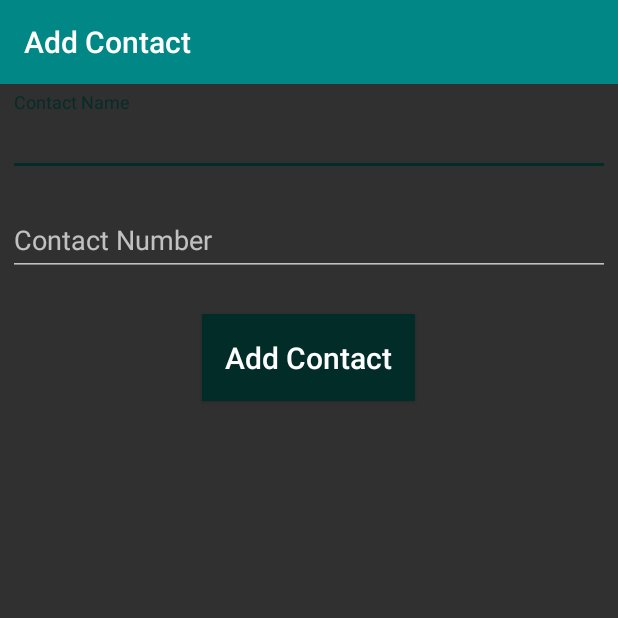
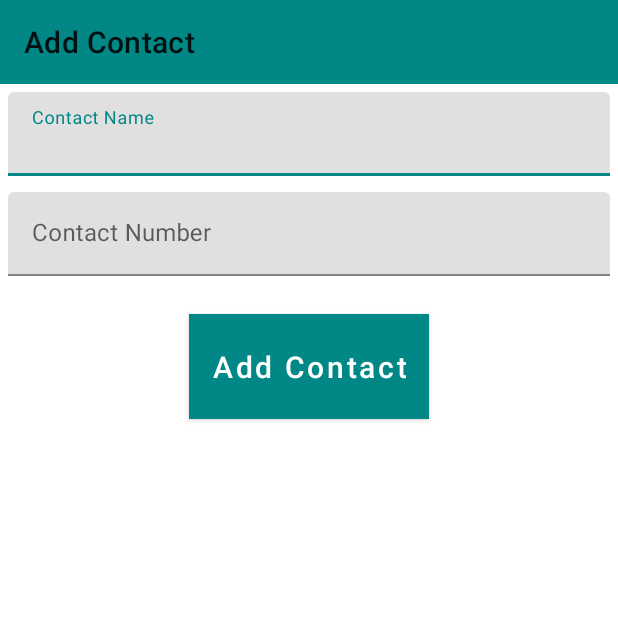
Before and after one commit to agrwl-prankit/Contact.Manager, an Android app: the AddContactActivity screen opened directly, with no data from a screen before it, on a phone screen of 412 x 824 dp, the top half of it. Run offline under Robolectric (Android 15) with nearby library versions, the phone set to English and light mode, and no system bars.

Commit message:
change themes.xml and add icon

```diff
--- a/app/src/main/res/layout/activity_add_contact.xml
+++ b/app/src/main/res/layout/activity_add_contact.xml
@@ -12,7 +12,7 @@
         android:id="@+id/add_contact_toolbar"
         android:layout_width="match_parent"
         android:layout_height="wrap_content"
-        android:background="@color/teal_700"/>
+        android:background="?attr/colorPrimary"/>
 
     <com.google.android.material.textfield.TextInputLayout
         android:layout_width="match_parent"
--- a/app/src/main/res/layout/activity_main.xml
+++ b/app/src/main/res/layout/activity_main.xml
@@ -11,7 +11,7 @@
         android:id="@+id/main_toolbar"
         android:layout_width="match_parent"
         android:layout_height="wrap_content"
-        android:background="@color/teal_700"/>
+        android:background="?attr/colorPrimary"/>
 
     <androidx.recyclerview.widget.RecyclerView
         android:id="@+id/recycle_view"
--- a/app/src/main/res/mipmap-anydpi-v26/ic_launcher.xml
+++ b/app/src/main/res/mipmap-anydpi-v26/ic_launcher.xml
@@ -1,5 +1,5 @@
 <?xml version="1.0" encoding="utf-8"?>
 <adaptive-icon xmlns:android="http://schemas.android.com/apk/res/android">
-    <background android:drawable="@drawable/ic_launcher_background" />
-    <foreground android:drawable="@drawable/ic_launcher_foreground" />
+    <background android:drawable="@color/ic_launcher_background"/>
+    <foreground android:drawable="@drawable/ic_baseline_contacts_24"/>
 </adaptive-icon>
--- a/app/src/main/res/mipmap-anydpi-v26/ic_launcher_round.xml
+++ b/app/src/main/res/mipmap-anydpi-v26/ic_launcher_round.xml
@@ -1,5 +1,5 @@
 <?xml version="1.0" encoding="utf-8"?>
 <adaptive-icon xmlns:android="http://schemas.android.com/apk/res/android">
-    <background android:drawable="@drawable/ic_launcher_background" />
-    <foreground android:drawable="@drawable/ic_launcher_foreground" />
+    <background android:drawable="@color/ic_launcher_background"/>
+    <foreground android:drawable="@drawable/ic_baseline_contacts_24"/>
 </adaptive-icon>
--- /dev/null
+++ b/app/src/main/res/values/ic_launcher_background.xml
@@ -0,0 +1,4 @@
+<?xml version="1.0" encoding="utf-8"?>
+<resources>
+    <color name="ic_launcher_background">#82DCCA</color>
+</resources>
--- a/app/src/main/res/values/themes.xml
+++ b/app/src/main/res/values/themes.xml
@@ -1,5 +1,5 @@
 <resources xmlns:tools="http://schemas.android.com/tools">
-    <style name="Theme.ContactManager" parent="Theme.Design.NoActionBar">
+    <style name="Theme.ContactManager" parent="Theme.MaterialComponents.Light.NoActionBar">
         <item name="colorPrimary">@color/teal_700</item>
         <item name="colorPrimaryDark">@color/teal_200</item>
         <item name="colorAccent">#022C28</item>
```
Also changed, not shown: app/src/main/res/drawable/ic_launcher_foreground.xml (added, +15 -0 lines), app/src/main/ic_launcher-playstore.png (added), app/src/main/res/mipmap-hdpi/ic_launcher.png, app/src/main/res/mipmap-hdpi/ic_launcher_round.png, app/src/main/res/mipmap-mdpi/ic_launcher.png, app/src/main/res/mipmap-mdpi/ic_launcher_round.png, app/src/main/res/mipmap-xhdpi/ic_launcher.png, app/src/main/res/mipmap-xhdpi/ic_launcher_round.png, app/src/main/res/mipmap-xxhdpi/ic_launcher.png, app/src/main/res/mipmap-xxhdpi/ic_launcher_round.png, app/src/main/res/mipmap-xxxhdpi/ic_launcher.png, app/src/main/res/mipmap-xxxhdpi/ic_launcher_round.png.
